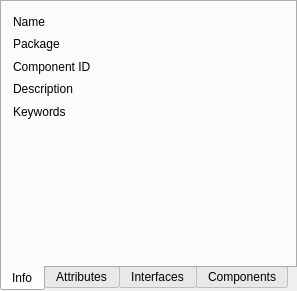
Old version of the form Include/icmpstr/CAttributeEditorComp.ui in the repository ImagingTools/Acf.
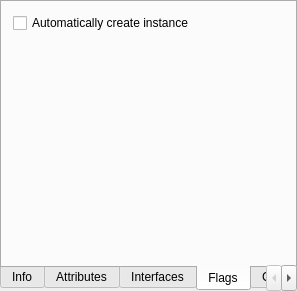
New version of the form. The open tabs and pages were chosen to show the change.

Commit message: Automatic component instantiation flag added.

Diff of the .ui file:
```diff
--- a/Include/icmpstr/CAttributeEditorComp.ui
+++ b/Include/icmpstr/CAttributeEditorComp.ui
@@ -325,6 +325,33 @@
        </item>
       </layout>
      </widget>
+     <widget class="QWidget" name="FlagsTab" >
+      <attribute name="title" >
+       <string>Flags</string>
+      </attribute>
+      <layout class="QVBoxLayout" name="verticalLayout_3" >
+       <item>
+        <widget class="QCheckBox" name="AutoInstanceCB" >
+         <property name="text" >
+          <string>Automatically create instance</string>
+         </property>
+        </widget>
+       </item>
+       <item>
+        <spacer name="verticalSpacer" >
+         <property name="orientation" >
+          <enum>Qt::Vertical</enum>
+         </property>
+         <property name="sizeHint" stdset="0" >
+          <size>
+           <width>20</width>
+           <height>215</height>
+          </size>
+         </property>
+        </spacer>
+       </item>
+      </layout>
+     </widget>
      <widget class="QWidget" name="ComponentTab" >
       <attribute name="title" >
        <string>Components</string>
```
The commit also changes 13 other files.
